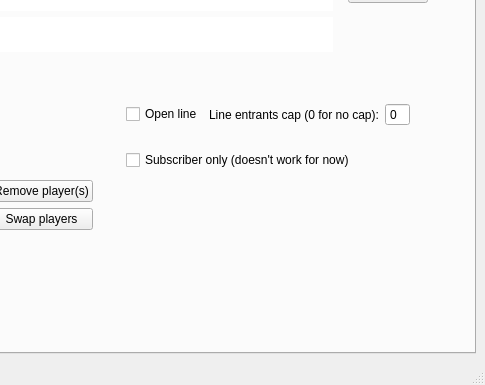
Before: the Qt Designer form Larbot/ui/mainwindow.ui in RLejolivet/Larbot, drawn with Qt 5; both pictures show x 281 to 766 and y 157 to 542 of the 766 by 542 pixel window.
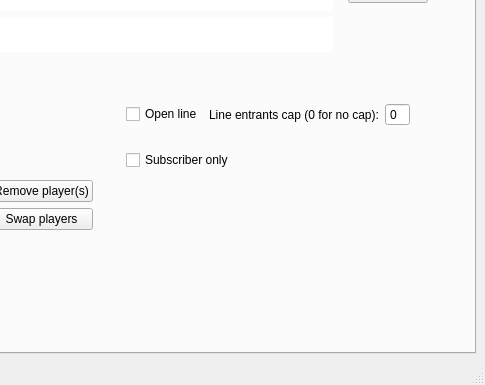
After: the same form once the commit is applied.

Commit message: The long awaited subscriber-only button is now working!

```diff
--- a/Larbot/ui/mainwindow.ui
+++ b/Larbot/ui/mainwindow.ui
@@ -613,7 +613,7 @@
                     <item>
                      <widget class="QCheckBox" name="subscriber_checkbox">
                       <property name="text">
-                       <string>Subscriber only (doesn't work for now)</string>
+                       <string>Subscriber only</string>
                       </property>
                      </widget>
                     </item>
```
The commit also changes 4 other files.
